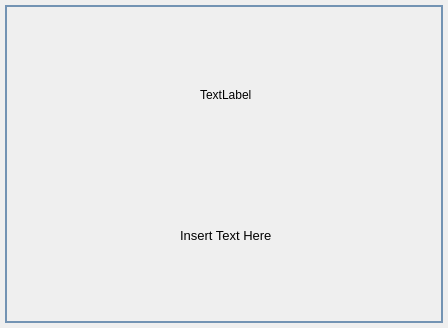
First picture: the form in PDFPreview/gui/ui_about.ui, repository FlyBoy8869/PDFPreview, before the edit.
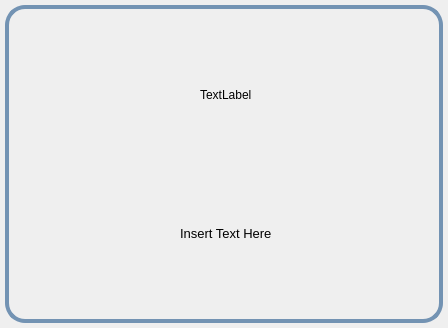
Second picture: the form after the edit.

Commit message: Uses an appropriate color based on light or dark mode.

```diff
--- a/PDFPreview/gui/ui_about.ui
+++ b/PDFPreview/gui/ui_about.ui
@@ -33,8 +33,9 @@
     <widget class="QGroupBox" name="groupBox">
      <property name="styleSheet">
       <string notr="true">QGroupBox {
-	border-width: 2px;
+	border-width: 4px;
 	border-style: solid;
+	border-radius: 20px;
 	border-color: #7393B3;
 }</string>
      </property>
```
The commit also changes 1 other file.
